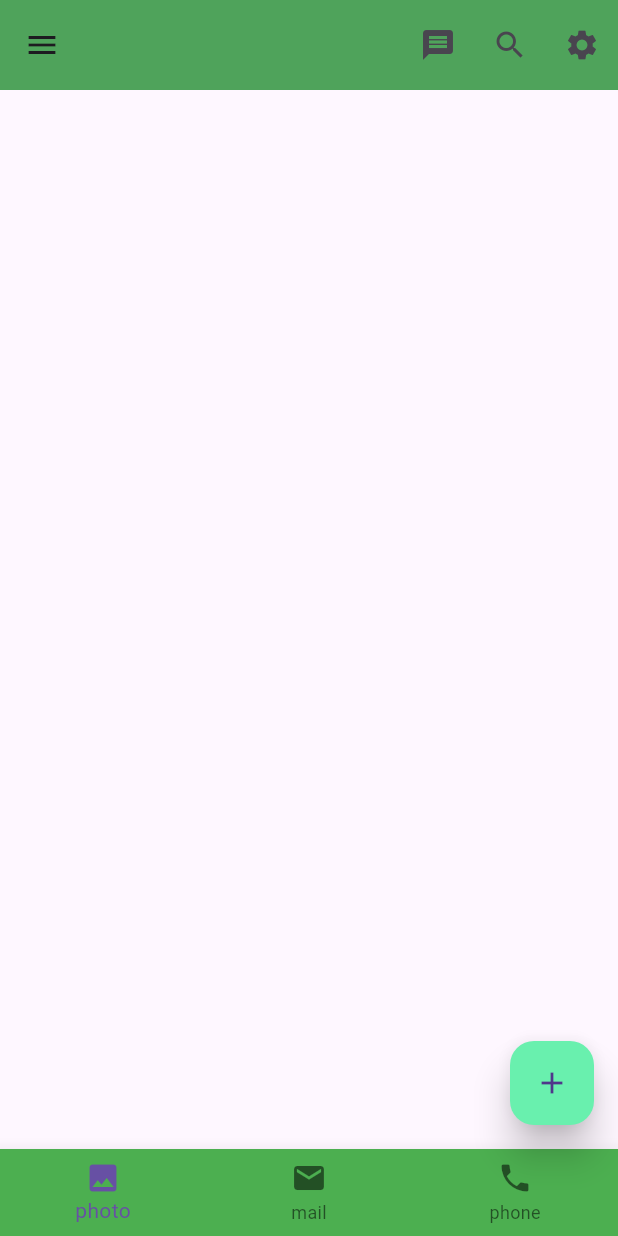
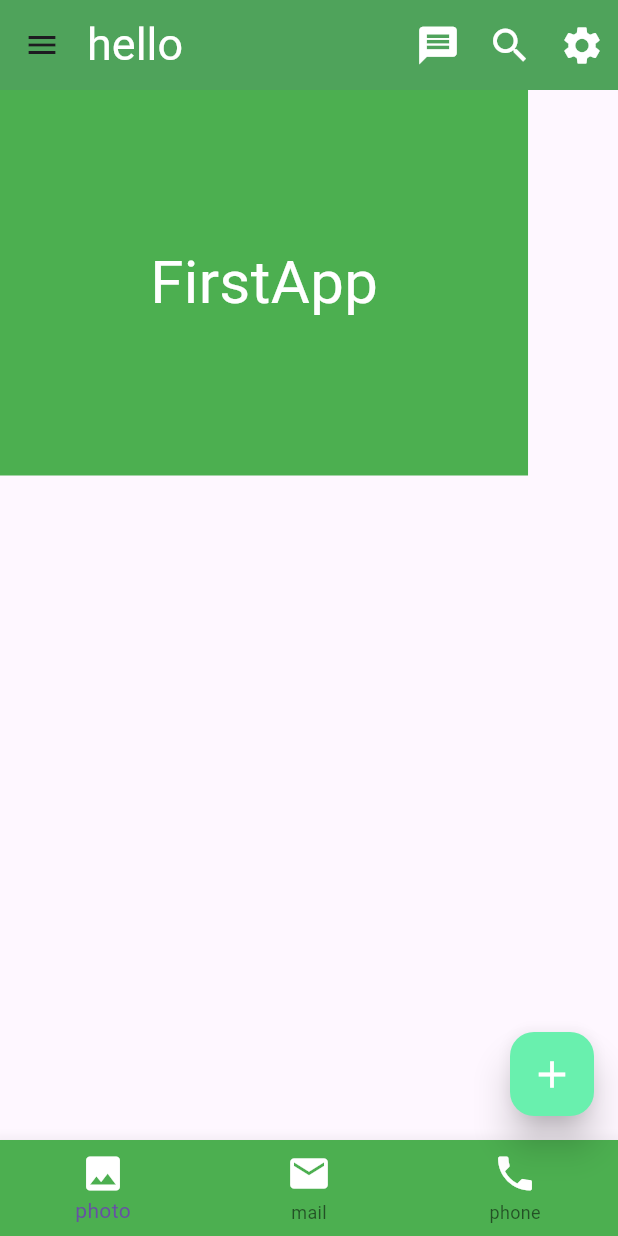
Before and after one commit to Sumon162/Flutter2, a Flutter app: the screen it shows after launch, on a phone screen of 412 x 824 dp. Run offline on Flutter 3.47's test engine with Material 3 defaults, Android fonts, the phone set to English and light mode, and no system bars.

Commit message:
Flutter2

```diff
--- a/lib/FirstProject.dart
+++ b/lib/FirstProject.dart
@@ -8,25 +8,11 @@ class MyApp extends StatelessWidget {
 
   @override
   Widget build(BuildContext context) {
-    return MaterialApp(home: HomeScreen(),);
+    return MaterialApp(
+      debugShowCheckedModeBanner: false,
+      home: HomeScreen(),);
   }
 }
-
-/*void main() {
-  runApp(MyApp());
-}
-class MyApp extends StatelessWidget {
-  const MyApp({super.key});
-
-  @override
-  Widget build(BuildContext context) {
-    return MaterialApp(
-      home: HomeScreen(),
-    );
-  }
-}*/
-
-
 class HomeScreen extends StatelessWidget {
   const HomeScreen({super.key});
 
@@ -47,32 +33,31 @@ class HomeScreen extends StatelessWidget {
         backgroundColor: Colors.green,
         //centerTitle: true,
         //titleTextStyle: TextStyle(color: Colors.black),
-        //title: Text("hello"),
+        title: Text("hello",style: TextStyle(fontSize: 30,color: Colors.white),),
         actions: [
-          IconButton(
-            onPressed: () {
+          IconButton(onPressed: () {
               MyScanBar("show message Icon", context);
             },
-            icon: Icon(Icons.message),
+            icon: Icon(Icons.message,size: 30,color: Colors.white,),
           ),
           IconButton(
             onPressed: () {
               MyScanBar("show search Icon", context);
             },
-            icon: Icon(Icons.search),
+            icon: Icon(Icons.search,size: 30,color: Colors.white,),
           ),
           IconButton(
             onPressed: () {
               MyScanBar("show setting Icon", context);
             },
-            icon: Icon(Icons.settings),
+            icon: Icon(Icons.settings,size: 30,color: Colors.white,),
           )
         ],
       ),
       floatingActionButton: FloatingActionButton(
         elevation: 10,
         backgroundColor: Colors.greenAccent,
-        child: Icon(Icons.add),
+        child: Icon(Icons.add,size: 30,color: Colors.white,),
         onPressed: () {
           MyScanBar("show add Icon", context);
         },
@@ -82,9 +67,9 @@ class HomeScreen extends StatelessWidget {
         currentIndex: 0,
         elevation: 10,
         items: [
-          BottomNavigationBarItem(icon: Icon(Icons.photo), label: "photo"),
-          BottomNavigationBarItem(icon: Icon(Icons.mail), label: "mail"),
-          BottomNavigationBarItem(icon: Icon(Icons.phone), label: "phone")
+          BottomNavigationBarItem(icon: Icon(Icons.photo,size: 30,color: Colors.white,), label: "photo"),
+          BottomNavigationBarItem(icon: Icon(Icons.mail,size: 30,color: Colors.white,), label: "mail"),
+          BottomNavigationBarItem(icon: Icon(Icons.phone,size: 30,color: Colors.white,), label: "phone")
         ],
         onTap: (int Index) {
           if (Index == 0) {
@@ -113,7 +98,7 @@ class HomeScreen extends StatelessWidget {
             ),
             ListTile(
               tileColor: Colors.cyan,
-             leading: Icon(Icons.add_alarm,color: Colors.white,size: 100,),
+             leading: Icon(Icons.add_alarm,color: Colors.white,size: 20,),
              title: Text("alarm",style: TextStyle(fontSize: 30,color: Colors.white),),
               onTap: (){
                 MyScanBar("Show alarm", context);
@@ -125,10 +110,10 @@ class HomeScreen extends StatelessWidget {
       ),
       //backgroundColor: Colors.green,
       body: Container(
-        color: Colors.cyan,
-        padding: EdgeInsets.all(300),
-        margin: EdgeInsets.all(300),
-        child: Text("FirstApp"),
+        color: Colors.green,
+        padding: EdgeInsets.all(100),
+       margin: EdgeInsets.all(0),
+        child: Text("FirstApp",style: TextStyle(fontSize: 40,color: Colors.white),),
       ),
     );
   }
```
